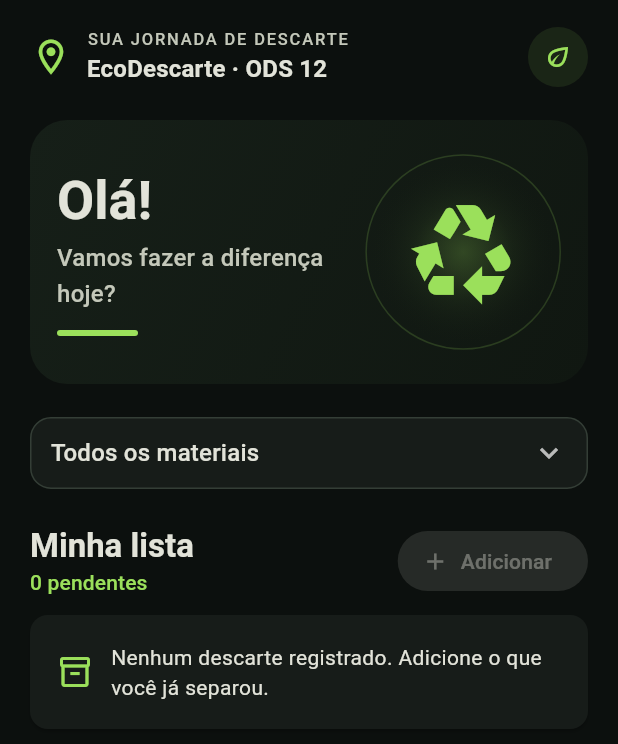
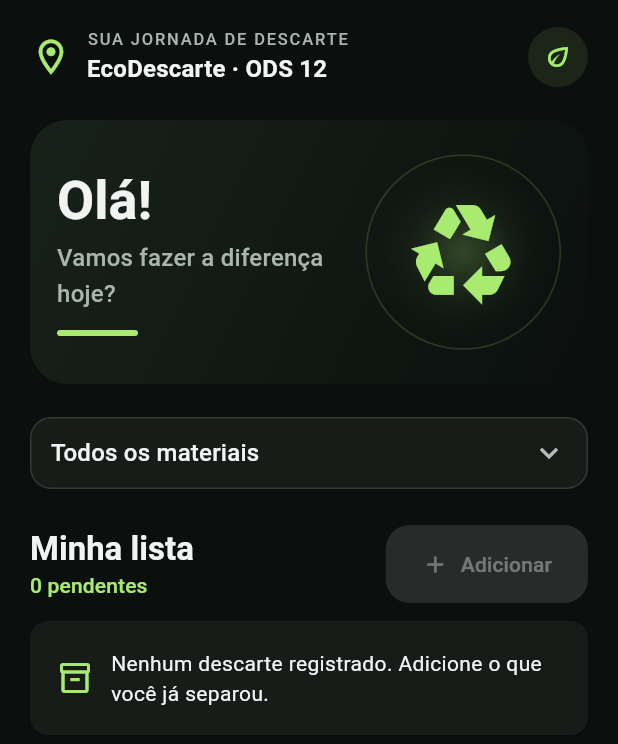
Before and after one commit to eemanuel0/App-Sustentavel, a Flutter app: the screen it shows after launch, on a phone screen of 412 x 824 dp. Shown: the top 744 px of the screen. Run offline on Flutter 3.47's test engine with Material 3 defaults, Android fonts, the phone set to English and light mode, and no system bars.

Commit message:
Aplica o tema da dupla à tela inicial

```diff
--- a/lib/main.dart
+++ b/lib/main.dart
@@ -3,30 +3,96 @@ import 'package:flutter/material.dart';
 import 'screens/tela_inicio.dart';
 
 void main() {
-  runApp(const EcoDescarte());
+  runApp(const EcoDescarteApp());
 }
 
-class EcoDescarte extends StatelessWidget {
-  const EcoDescarte({super.key});
+// As cores ficam juntas para o Início e o formulário usarem a mesma paleta.
+class CoresApp {
+  static const Color fundo = Color(0xFF0B100E);
+  static const Color card = Color(0xFF171C19);
+  static const Color verdePrincipal = Color(0xFFA8EB70);
+  static const Color verdeEscuro = Color(0xFF172219);
+  static const Color textoPrincipal = Color(0xFFF1F4F2);
+  static const Color textoSecundario = Color(0xFFAAB5AE);
+  static const Color borda = Color(0xFF303B34);
+  static const Color erro = Color(0xFFE36268);
+  static const Color navegacao = Color(0xFF101512);
+}
+
+class EcoDescarteApp extends StatelessWidget {
+  const EcoDescarteApp({super.key});
 
   @override
   Widget build(BuildContext context) {
     final cores =
         ColorScheme.fromSeed(
-          seedColor: const Color(0xFF9BE05B),
+          seedColor: CoresApp.verdePrincipal,
           brightness: Brightness.dark,
         ).copyWith(
-          primary: const Color(0xFF9BE05B),
-          onPrimary: const Color(0xFF122509),
-          surface: const Color(0xFF0C100E),
-          surfaceContainer: const Color(0xFF171C19),
-          outlineVariant: const Color(0xFF343E36),
+          primary: CoresApp.verdePrincipal,
+          onPrimary: CoresApp.fundo,
+          secondary: CoresApp.verdeEscuro,
+          onSecondary: CoresApp.textoPrincipal,
+          surface: CoresApp.fundo,
+          surfaceContainer: CoresApp.card,
+          onSurface: CoresApp.textoPrincipal,
+          onSurfaceVariant: CoresApp.textoSecundario,
+          outline: CoresApp.borda,
+          outlineVariant: CoresApp.borda,
+          error: CoresApp.erro,
+          onError: CoresApp.fundo,
         );
+    final bordaCampo = OutlineInputBorder(
+      borderRadius: BorderRadius.circular(14),
+      borderSide: const BorderSide(color: CoresApp.borda),
+    );
 
     return MaterialApp(
       title: 'EcoDescarte',
       debugShowCheckedModeBanner: false,
-      theme: ThemeData(useMaterial3: true, colorScheme: cores),
+      theme: ThemeData(
+        useMaterial3: true,
+        colorScheme: cores,
+        appBarTheme: const AppBarThemeData(
+          backgroundColor: CoresApp.fundo,
+          foregroundColor: CoresApp.textoPrincipal,
+          elevation: 0,
+          centerTitle: false,
+        ),
+        filledButtonTheme: FilledButtonThemeData(
+          style: FilledButton.styleFrom(
+            padding: const EdgeInsets.symmetric(horizontal: 24, vertical: 16),
+            shape: RoundedRectangleBorder(
+              borderRadius: BorderRadius.circular(16),
+            ),
+          ),
+        ),
+        inputDecorationTheme: InputDecorationThemeData(
+          filled: true,
+          fillColor: CoresApp.card,
+          labelStyle: const TextStyle(color: CoresApp.textoSecundario),
+          border: bordaCampo,
+          enabledBorder: bordaCampo,
+          focusedBorder: bordaCampo.copyWith(
+            borderSide: const BorderSide(
+              color: CoresApp.verdePrincipal,
+              width: 2,
+            ),
+          ),
+        ),
+        navigationBarTheme: const NavigationBarThemeData(
+          backgroundColor: CoresApp.navegacao,
+          indicatorColor: CoresApp.verdeEscuro,
+          elevation: 0,
+          height: 70,
+        ),
+        bottomSheetTheme: const BottomSheetThemeData(
+          backgroundColor: CoresApp.card,
+          shape: RoundedRectangleBorder(
+            borderRadius: BorderRadius.vertical(top: Radius.circular(24)),
+          ),
+        ),
+      ),
       home: const TelaInicio(),
     );
   }
--- a/lib/screens/tela_inicio.dart
+++ b/lib/screens/tela_inicio.dart
@@ -54,6 +54,7 @@ class _TelaInicioState extends State<TelaInicio> {
                         hint: const Text('Todos os materiais'),
                         icon: const Icon(Icons.keyboard_arrow_down),
                         isExpanded: true,
+                        dropdownColor: cores.surfaceContainer,
                         borderRadius: BorderRadius.circular(14),
                         items: [
                           const DropdownMenuItem(
@@ -200,10 +201,10 @@ class _BannerReciclagem extends StatelessWidget {
       padding: const EdgeInsets.all(18),
       decoration: BoxDecoration(
         borderRadius: BorderRadius.circular(25),
-        gradient: const LinearGradient(
+        gradient: LinearGradient(
           begin: Alignment.topLeft,
           end: Alignment.bottomRight,
-          colors: [Color(0xFF161F18), Color(0xFF101711)],
+          colors: [cores.secondary, cores.surface],
         ),
       ),
       child: Row(
```
Also changed, not shown: 1 other file.
